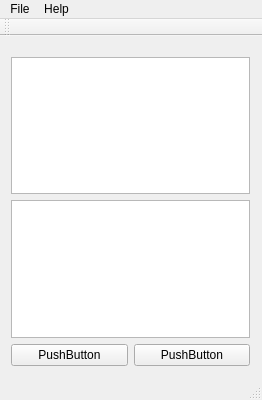
Before: the Qt Designer form comm_nt/mainwindow.ui in thebruno/comm-nt, drawn with Qt 5.
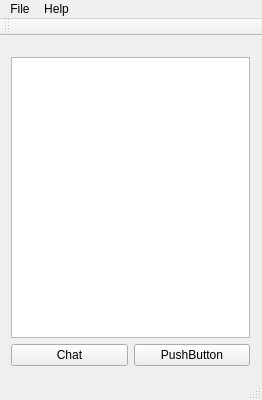
After: the same form once the commit is applied.

Patch:
```diff
--- a/comm_nt/mainwindow.ui
+++ b/comm_nt/mainwindow.ui
@@ -25,17 +25,14 @@
     </property>
     <layout class="QVBoxLayout" name="verticalLayout">
      <item>
-      <widget class="QListView" name="listView"/>
-     </item>
-     <item>
-      <widget class="QListView" name="listView_2"/>
+      <widget class="QListView" name="listUsers"/>
      </item>
      <item>
       <layout class="QHBoxLayout" name="horizontalLayout">
        <item>
         <widget class="QPushButton" name="pushButton_2">
          <property name="text">
-          <string>PushButton</string>
+          <string>Chat</string>
          </property>
         </widget>
        </item>
```
Left out of the diff: 14 changed lines with no effect on the pictures.
